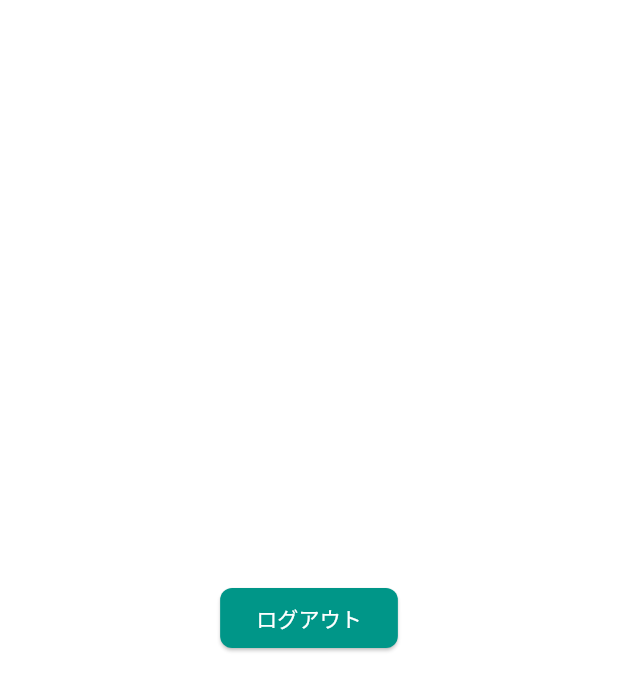
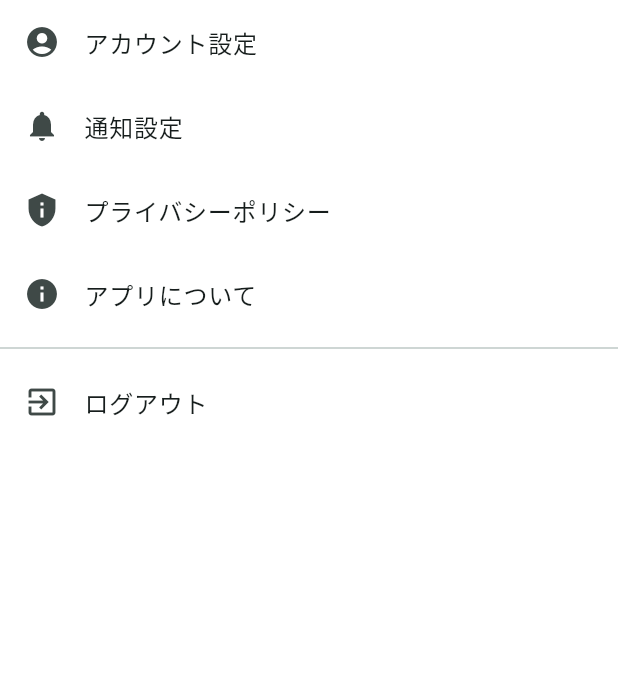
Before and after one commit to yuzu-juice/Tinplus, a Flutter app: the SettingsPage screen opened directly, on a phone screen of 412 x 824 dp. Shown: the top 691 px of the screen. Run offline on Flutter 3.47's test engine with Material 3 defaults, Android fonts, the phone set to English and light mode, and no system bars; our stand-ins replace shared_preferences, table_calendar; missing offline and left inert: amplify_auth_cognito, amplify_authenticator, amplify_flutter; accounts and stored records are empty.

Commit message:
リファクタリング

```diff
--- a/lib/pages/report_page.dart
+++ b/lib/pages/report_page.dart
@@ -1,5 +1,3 @@
-// lib/pages/report_page/report_page.dart
-
 import 'package:flutter/material.dart';
 import '../models/conversation_record.dart';
 import '../services/conversation_repository.dart';
@@ -24,6 +22,7 @@ class ReportPage extends StatelessWidget {
                 final date = sortedDates[index];
                 final records = repository.eventMap[date]!;
                 return ExpansionTile(
+                  initiallyExpanded: true,
                   title: Text(DateFormat('yyyy年MM月dd日').format(date)),
                   children: records
                       .map((record) => _buildRecordTile(record))
--- a/lib/pages/settings_page.dart
+++ b/lib/pages/settings_page.dart
@@ -21,10 +21,44 @@ class SettingsPage extends StatelessWidget {
 
   @override
   Widget build(BuildContext context) {
-    return Center(
-      child: ElevatedButton(
-        onPressed: () => logout(context),
-        child: const Text('ログアウト'),
+    return Scaffold(
+      body: ListView(
+        children: [
+          ListTile(
+            title: const Text('アカウント設定'),
+            leading: const Icon(Icons.account_circle),
+            onTap: () {
+              // アカウント設定ページへの遷移をここに実装
+            },
+          ),
+          ListTile(
+            title: const Text('通知設定'),
+            leading: const Icon(Icons.notifications),
+            onTap: () {
+              // 通知設定ページへの遷移をここに実装
+            },
+          ),
+          ListTile(
+            title: const Text('プライバシーポリシー'),
+            leading: const Icon(Icons.privacy_tip),
+            onTap: () {
+              // プライバシーポリシーページへの遷移をここに実装
+            },
+          ),
+          ListTile(
+            title: const Text('アプリについて'),
+            leading: const Icon(Icons.info),
+            onTap: () {
+              // アプリ情報ページへの遷移をここに実装
+            },
+          ),
+          const Divider(),
+          ListTile(
+            title: const Text('ログアウト'),
+            leading: const Icon(Icons.exit_to_app),
+            onTap: () => logout(context),
+          ),
+        ],
       ),
     );
   }
```
Also changed, not shown: lib/amplify_outputs.dart (added, +50 -0 lines), lib/main.dart (+1 -43 lines), lib/pages/home_page.dart (added, +45 -0 lines).
